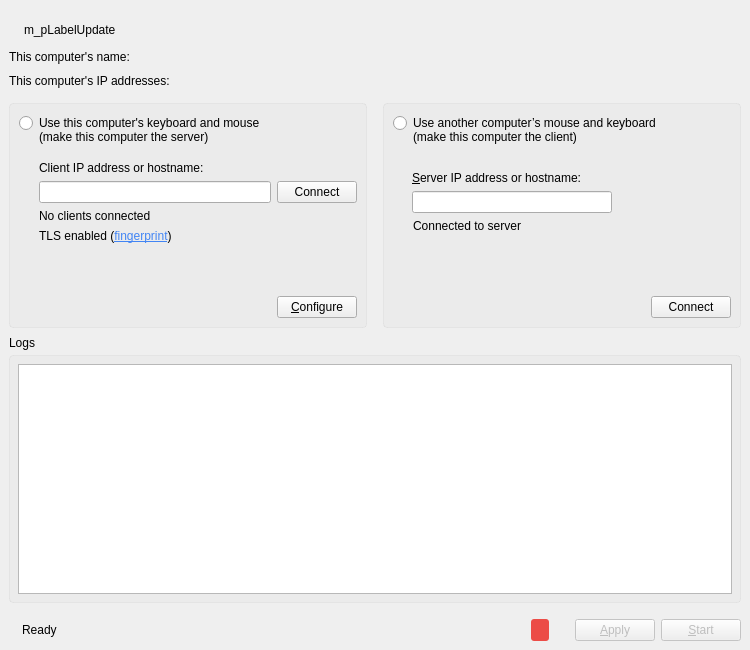
This is src/gui/src/MainWindowBase.ui in lockekk/dshare-hid as Qt 5 draws it before an edit. The edited form follows.
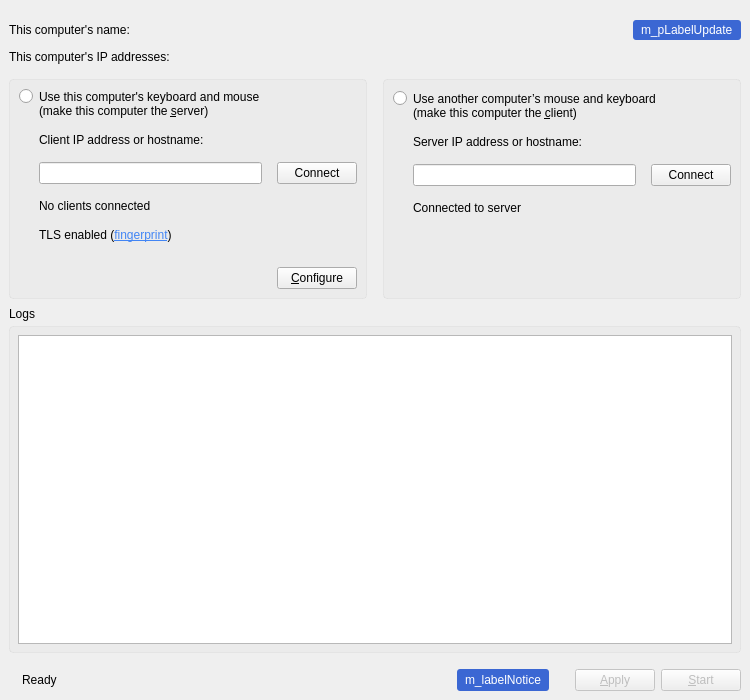
This is the edited form. Icons and pictures are not drawn. Custom widgets are drawn as their Qt base class.

```diff
--- a/src/gui/src/MainWindowBase.ui
+++ b/src/gui/src/MainWindowBase.ui
@@ -7,11 +7,11 @@
     <x>0</x>
     <y>0</y>
     <width>750</width>
-    <height>650</height>
+    <height>700</height>
    </rect>
   </property>
   <property name="sizePolicy">
-   <sizepolicy hsizetype="Fixed" vsizetype="Fixed">
+   <sizepolicy hsizetype="Fixed" vsizetype="Preferred">
     <horstretch>0</horstretch>
     <verstretch>0</verstretch>
    </sizepolicy>
@@ -34,35 +34,36 @@
      <number>20</number>
     </property>
     <item>
-     <widget class="QWidget" name="m_pWidgetUpdate" native="true">
-      <layout class="QHBoxLayout" name="horizontalLayout_2">
-       <property name="spacing">
-        <number>6</number>
-       </property>
-       <property name="leftMargin">
-        <number>2</number>
-       </property>
-       <property name="topMargin">
-        <number>0</number>
-       </property>
-       <property name="rightMargin">
-        <number>0</number>
-       </property>
-       <property name="bottomMargin">
-        <number>10</number>
-       </property>
+     <layout class="QHBoxLayout" name="m_layout1">
        <item>
-        <widget class="QLabel" name="m_pIconUpdate">
+       <widget class="QLabel" name="m_pLabelComputerName">
          <property name="text">
-          <string/>
-         </property>
-         <property name="pixmap">
-          <pixmap resource="../res/Synergy.qrc">:/res/icons/16x16/warning.png</pixmap>
+         <string notr="true">This computer's name:</string>
          </property>
         </widget>
        </item>
+      <item>
+       <spacer name="m_pSpacerUpdate">
+        <property name="orientation">
+         <enum>Qt::Horizontal</enum>
+        </property>
+        <property name="sizeHint" stdset="0">
+         <size>
+          <width>20</width>
+          <height>20</height>
+         </size>
+        </property>
+       </spacer>
+      </item>
        <item>
         <widget class="QLabel" name="m_pLabelUpdate">
+        <property name="styleSheet">
+         <string notr="true">padding: 3px 5px;
+border-radius: 3px;
+background-color: #3B67D3;
+color: #ffffff;
+top: 3px;</string>
+        </property>
          <property name="text">
           <string notr="true">m_pLabelUpdate</string>
          </property>
@@ -71,46 +72,7 @@
          </property>
         </widget>
        </item>
-       <item>
-        <spacer name="m_pSpacerUpdate">
-         <property name="orientation">
-          <enum>Qt::Horizontal</enum>
-         </property>
-         <property name="sizeHint" stdset="0">
-          <size>
-           <width>469</width>
-           <height>20</height>
-          </size>
-         </property>
-        </spacer>
-       </item>
-      </layout>
-     </widget>
-    </item>
-    <item>
-     <widget class="QLabel" name="m_pLabelComputerName">
-      <property name="minimumSize">
-       <size>
-        <width>0</width>
-        <height>0</height>
-       </size>
-      </property>
-      <property name="maximumSize">
-       <size>
-        <width>65535</width>
-        <height>65535</height>
-       </size>
-      </property>
-      <property name="font">
-       <font>
-        <family>Arial</family>
-        <kerning>true</kerning>
-       </font>
-      </property>
-      <property name="text">
-       <string notr="true">This computer's name:</string>
-      </property>
-     </widget>
+     </layout>
     </item>
     <item>
      <spacer name="verticalSpacer_5">
@@ -138,23 +100,11 @@
     <item>
      <widget class="QWidget" name="m_pMainWidgets" native="true">
       <property name="sizePolicy">
-       <sizepolicy hsizetype="Expanding" vsizetype="Preferred">
+       <sizepolicy hsizetype="Preferred" vsizetype="Fixed">
         <horstretch>0</horstretch>
         <verstretch>0</verstretch>
        </sizepolicy>
       </property>
-      <property name="minimumSize">
-       <size>
-        <width>0</width>
-        <height>220</height>
-       </size>
-      </property>
-      <property name="maximumSize">
-       <size>
-        <width>16777215</width>
-        <height>16777215</height>
-       </size>
-      </property>
       <layout class="QHBoxLayout" name="horizontalLayout_8">
        <property name="spacing">
         <number>16</number>
@@ -173,17 +123,11 @@
        </property>
        <item>
         <widget class="QFrame" name="m_pGroupServer">
-         <property name="minimumSize">
-          <size>
-           <width>0</width>
-           <height>0</height>
-          </size>
-         </property>
-         <property name="maximumSize">
-          <size>
-           <width>16777215</width>
-           <height>250</height>
-          </size>
+         <property name="sizePolicy">
+          <sizepolicy hsizetype="Expanding" vsizetype="Preferred">
+           <horstretch>0</horstretch>
+           <verstretch>0</verstretch>
+          </sizepolicy>
          </property>
          <property name="styleSheet">
           <string notr="true">.QFrame{
@@ -192,63 +136,59 @@
 background-color: rgba(192,192,192, 0.1);
 }</string>
          </property>
-         <property name="frameShape">
-          <enum>QFrame::StyledPanel</enum>
-         </property>
-         <property name="frameShadow">
-          <enum>QFrame::Raised</enum>
-         </property>
          <layout class="QVBoxLayout" name="verticalLayout">
-          <property name="topMargin">
-           <number>11</number>
+          <property name="spacing">
+           <number>15</number>
           </property>
-          <item>
+          <item alignment="Qt::AlignTop">
            <widget class="QRadioButton" name="m_pRadioGroupServer">
-            <property name="sizePolicy">
-             <sizepolicy hsizetype="Fixed" vsizetype="Fixed">
-              <horstretch>0</horstretch>
-              <verstretch>0</verstretch>
-             </sizepolicy>
-            </property>
-            <property name="minimumSize">
-             <size>
-              <width>300</width>
-              <height>30</height>
-             </size>
-            </property>
-            <property name="maximumSize">
-             <size>
-              <width>65535</width>
-              <height>30</height>
-             </size>
-            </property>
             <property name="styleSheet">
              <string notr="true">QRadioButton::indicator{
-   top: -7px;
+     top: -7px;
 }</string>
             </property>
             <property name="text">
              <string>Use this computer's keyboard and mouse 
-(make this computer the server)</string>
+(make this computer the &amp;server)</string>
             </property>
            </widget>
           </item>
+          <item alignment="Qt::AlignTop">
+           <widget class="QWidget" name="m_pWidgetServer" native="true">
+            <layout class="QVBoxLayout" name="m_pLayoutServer">
+             <property name="spacing">
+              <number>15</number>
+             </property>
+             <property name="leftMargin">
+              <number>0</number>
+             </property>
+             <property name="topMargin">
+              <number>0</number>
+             </property>
+             <property name="rightMargin">
+              <number>0</number>
+             </property>
+             <property name="bottomMargin">
+              <number>0</number>
+             </property>
           <item>
-           <spacer name="verticalSpacer">
-            <property name="orientation">
-             <enum>Qt::Vertical</enum>
-            </property>
-            <property name="sizeType">
-             <enum>QSizePolicy::Fixed</enum>
-            </property>
-            <property name="sizeHint" stdset="0">
-             <size>
-              <width>20</width>
-              <height>10</height>
-             </size>
-            </property>
-           </spacer>
-          </item>
+              <widget class="QWidget" name="m_pWidgetServerInverse" native="true">
+               <layout class="QVBoxLayout" name="m_pLayoutServerInverse">
+                <property name="spacing">
+                 <number>15</number>
+                </property>
+                <property name="leftMargin">
+                 <number>0</number>
+                </property>
+                <property name="topMargin">
+                 <number>0</number>
+                </property>
+                <property name="rightMargin">
+                 <number>0</number>
+                </property>
+                <property name="bottomMargin">
+                 <number>0</number>
+                </property>
           <item>
            <widget class="QLabel" name="m_pLabelClientIp">
             <property name="text">
@@ -264,11 +204,8 @@
             <property name="leftMargin">
              <number>20</number>
             </property>
-            <property name="topMargin">
-             <number>0</number>
-            </property>
             <item>
-             <widget class="QLineEdit" name="m_pLineEditClienIp"/>
+                   <widget class="QLineEdit" name="m_pLineEditClientIp"/>
             </item>
             <item>
              <widget class="QPushButton" name="m_pButtonConnectToClient">
@@ -279,6 +216,9 @@
             </item>
            </layout>
           </item>
+               </layout>
+              </widget>
+             </item>
           <item>
            <widget class="synergy_widgets::ServerStateLabel" name="m_pLabelServerState">
             <property name="text">
@@ -291,18 +231,6 @@
           </item>
           <item>
            <widget class="QLabel" name="m_pLabelFingerprint">
-            <property name="sizePolicy">
-             <sizepolicy hsizetype="Preferred" vsizetype="Preferred">
-              <horstretch>0</horstretch>
-              <verstretch>0</verstretch>
-             </sizepolicy>
-            </property>
-            <property name="maximumSize">
-             <size>
-              <width>16777215</width>
-              <height>20</height>
-             </size>
-            </property>
             <property name="text">
              <string>&lt;html&gt;&lt;head/&gt;&lt;body&gt;&lt;p&gt;TLS enabled (&lt;a href=&quot;#&quot;&gt;&lt;span style=&quot; text-decoration: underline; color:#4285f4;&quot;&gt;fingerprint&lt;/span&gt;&lt;/a&gt;)&lt;/p&gt;&lt;/body&gt;&lt;/html&gt;</string>
             </property>
@@ -330,13 +258,13 @@
           <item>
            <layout class="QHBoxLayout" name="horizontalLayout_4">
             <item>
-             <spacer>
+                <spacer name="spacer_2">
               <property name="orientation">
                <enum>Qt::Horizontal</enum>
               </property>
               <property name="sizeHint" stdset="0">
                <size>
-                <width>40</width>
+                   <width>20</width>
                 <height>20</height>
                </size>
               </property>
@@ -344,18 +272,6 @@
             </item>
             <item>
              <widget class="QPushButton" name="m_pButtonConfigureServer">
-              <property name="minimumSize">
-               <size>
-                <width>0</width>
-                <height>0</height>
-               </size>
-              </property>
-              <property name="maximumSize">
-               <size>
-                <width>16777215</width>
-                <height>16777215</height>
-               </size>
-              </property>
               <property name="text">
                <string>&amp;Configure</string>
               </property>
@@ -366,19 +282,16 @@
          </layout>
         </widget>
        </item>
+         </layout>
+        </widget>
+       </item>
        <item>
         <widget class="QFrame" name="m_pGroupClient">
-         <property name="minimumSize">
-          <size>
-           <width>0</width>
-           <height>0</height>
-          </size>
-         </property>
-         <property name="maximumSize">
-          <size>
-           <width>16777215</width>
-           <height>250</height>
-          </size>
+         <property name="sizePolicy">
+          <sizepolicy hsizetype="Expanding" vsizetype="Preferred">
+           <horstretch>0</horstretch>
+           <verstretch>0</verstretch>
+          </sizepolicy>
          </property>
          <property name="styleSheet">
           <string notr="true">.QFrame{
@@ -387,36 +300,15 @@
 background-color: rgba(192,192,192, 0.1);
 }</string>
          </property>
-         <property name="frameShape">
-          <enum>QFrame::StyledPanel</enum>
-         </property>
-         <property name="frameShadow">
-          <enum>QFrame::Raised</enum>
-         </property>
          <layout class="QVBoxLayout" name="verticalLayout_5">
+          <property name="spacing">
+           <number>15</number>
+          </property>
           <property name="topMargin">
            <number>11</number>
           </property>
-          <item>
+          <item alignment="Qt::AlignTop">
            <widget class="QRadioButton" name="m_pRadioGroupClient">
-            <property name="sizePolicy">
-             <sizepolicy hsizetype="Fixed" vsizetype="Fixed">
-              <horstretch>0</horstretch>
-              <verstretch>0</verstretch>
-             </sizepolicy>
-            </property>
-            <property name="minimumSize">
-             <size>
-              <width>0</width>
-              <height>30</height>
-             </size>
-            </property>
-            <property name="maximumSize">
-             <size>
-              <width>300</width>
-              <height>30</height>
-             </size>
-            </property>
             <property name="styleSheet">
              <string notr="true">QRadioButton::indicator{
      top: -7px;
@@ -424,61 +316,48 @@
             </property>
             <property name="text">
              <string>Use another computer’s mouse and keyboard
-(make this computer the client)</string>
+(make this computer the &amp;client)</string>
             </property>
            </widget>
           </item>
-          <item>
-           <spacer name="verticalSpacer_4">
-            <property name="orientation">
-             <enum>Qt::Vertical</enum>
-            </property>
-            <property name="sizeType">
-             <enum>QSizePolicy::Minimum</enum>
-            </property>
-            <property name="sizeHint" stdset="0">
-             <size>
-              <width>20</width>
-              <height>10</height>
-             </size>
-            </property>
-           </spacer>
-          </item>
-          <item>
-           <layout class="QVBoxLayout" name="verticalLayout_3">
+          <item alignment="Qt::AlignTop">
+           <widget class="QWidget" name="m_pWidgetClient" native="true">
+            <layout class="QVBoxLayout" name="m_pLayoutClient">
+             <property name="spacing">
+              <number>15</number>
+             </property>
             <property name="leftMargin">
-             <number>19</number>
+              <number>0</number>
             </property>
             <property name="topMargin">
-             <number>10</number>
+              <number>0</number>
+             </property>
+             <property name="rightMargin">
+              <number>0</number>
+             </property>
+             <property name="bottomMargin">
+              <number>0</number>
             </property>
             <item>
              <widget class="QLabel" name="m_pLabelServerName">
-              <property name="sizePolicy">
-               <sizepolicy hsizetype="Preferred" vsizetype="Maximum">
-                <horstretch>0</horstretch>
-                <verstretch>0</verstretch>
-               </sizepolicy>
-              </property>
               <property name="text">
-               <string>&amp;Server IP address or hostname:</string>
-              </property>
-              <property name="buddy">
-               <cstring>m_pLineEditHostname</cstring>
+                <string>Server IP address or hostname:</string>
+               </property>
+               <property name="indent">
+                <number>20</number>
               </property>
              </widget>
             </item>
+             <item>
+              <layout class="QHBoxLayout" name="horizontalLayout_2">
+               <property name="leftMargin">
+                <number>20</number>
+               </property>
             <item>
              <widget class="QLineEdit" name="m_pLineEditHostname">
-              <property name="sizePolicy">
-               <sizepolicy hsizetype="Maximum" vsizetype="Maximum">
-                <horstretch>0</horstretch>
-                <verstretch>0</verstretch>
-               </sizepolicy>
-              </property>
               <property name="minimumSize">
                <size>
-                <width>200</width>
+                   <width>0</width>
                 <height>0</height>
                </size>
               </property>
@@ -487,6 +366,13 @@
               </property>
              </widget>
             </item>
+               <item>
+                <widget class="QPushButton" name="m_pButtonConnect">
+                 <property name="text">
+                  <string>Connect</string>
+                 </property>
+                </widget>
+               </item>
            </layout>
           </item>
           <item>
@@ -499,14 +385,14 @@
             </property>
            </widget>
           </item>
+            </layout>
+           </widget>
+          </item>
           <item>
-           <spacer name="verticalSpacer_3">
+           <spacer name="verticalSpacer">
             <property name="orientation">
              <enum>Qt::Vertical</enum>
             </property>
-            <property name="sizeType">
-             <enum>QSizePolicy::Expanding</enum>
-            </property>
             <property name="sizeHint" stdset="0">
              <size>
               <width>20</width>
@@ -515,33 +401,6 @@
             </property>
            </spacer>
           </item>
-          <item>
-           <layout class="QHBoxLayout" name="horizontalLayout_9">
-            <property name="topMargin">
-             <number>0</number>
-            </property>
-            <item>
-             <spacer name="horizontalSpacer_2">
-              <property name="orientation">
-               <enum>Qt::Horizontal</enum>
-              </property>
-              <property name="sizeHint" stdset="0">
-               <size>
-                <width>40</width>
-                <height>20</height>
-               </size>
-              </property>
-             </spacer>
-            </item>
-            <item>
-             <widget class="QPushButton" name="m_pButtonConnect">
-              <property name="text">
-               <string>Connect</string>
-              </property>
-             </widget>
-            </item>
-           </layout>
-          </item>
          </layout>
         </widget>
        </item>
@@ -687,28 +546,19 @@
        </spacer>
       </item>
       <item>
-       <widget class="QLabel" name="m_trialLabel">
-        <property name="font">
-         <font>
-          <family>Arial</family>
-          <pointsize>-1</pointsize>
-          <bold>true</bold>
-         </font>
-        </property>
+       <widget class="QLabel" name="m_labelNotice">
         <property name="autoFillBackground">
          <bool>false</bool>
         </property>
         <property name="styleSheet">
-         <string notr="true">font-size: 13px;
-font-weight: 700;
-padding: 3px 5px;
+         <string notr="true">padding: 3px 5px;
 border-radius: 3px;
-background-color: #EC4C47;
+background-color: #3B67D3;
 color: #ffffff;
 top: 3px;</string>
         </property>
         <property name="text">
-         <string notr="true"/>
+         <string notr="true">m_labelNotice</string>
         </property>
         <property name="alignment">
          <set>Qt::AlignLeading|Qt::AlignLeft|Qt::AlignVCenter</set>
```
Lines whose indentation alone changed are shown as unchanged.
